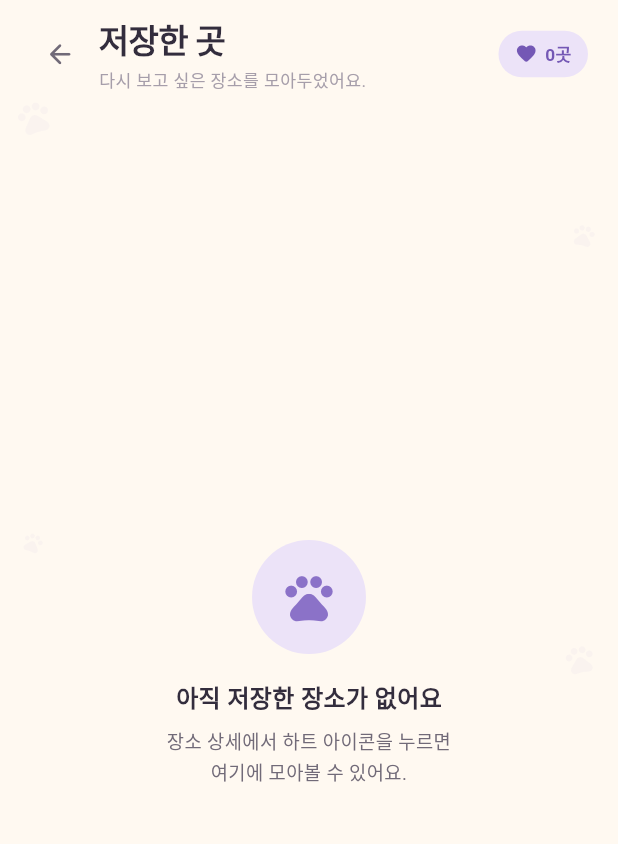
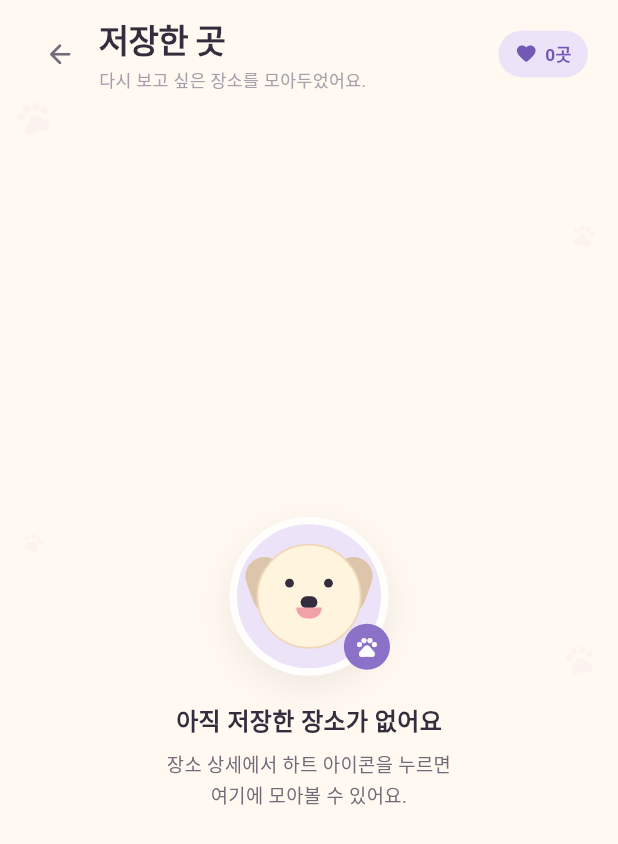
Before and after one commit to GuguGaewoo/petpass, a Flutter app: the SavedScreen screen opened directly with empty values, on a phone screen of 412 x 824 dp. Shown: the top 844 px of the screen. Run offline on Flutter 3.47's test engine with Material 3 defaults, Android fonts, the phone set to English and light mode, and no system bars; our stand-ins replace shared_preferences, supabase_flutter, web; missing offline and left inert: dart:js_interop, dart:ui_web, flutter_naver_map; accounts and stored records are empty.

Commit message:
style: show mascot in empty saved state

```diff
--- a/app/lib/presentation/saved/saved_screen.dart
+++ b/app/lib/presentation/saved/saved_screen.dart
@@ -10,6 +10,7 @@ import '../../app_state.dart';
 import '../../core/platform.dart';
 import '../../core/tokens.dart';
 import '../detail/place_detail_screen.dart';
+import '../widgets/petpass_decor.dart';
 import '../widgets/verdict_badge.dart';
 
 class SavedScreen extends StatelessWidget {
@@ -274,16 +275,8 @@ class _EmptySaved extends StatelessWidget {
         child: Column(
           mainAxisSize: MainAxisSize.min,
           children: [
-            CircleAvatar(
-              radius: 38,
-              backgroundColor: T.brandSoft,
-              child: Icon(
-                Icons.pets_rounded,
-                size: 38,
-                color: T.brand,
-              ),
-            ),
-            SizedBox(height: 17),
+            PetPassMascot(size: 106),
+            SizedBox(height: 18),
             Text(
               '아직 저장한 장소가 없어요',
               style: TextStyle(
```
